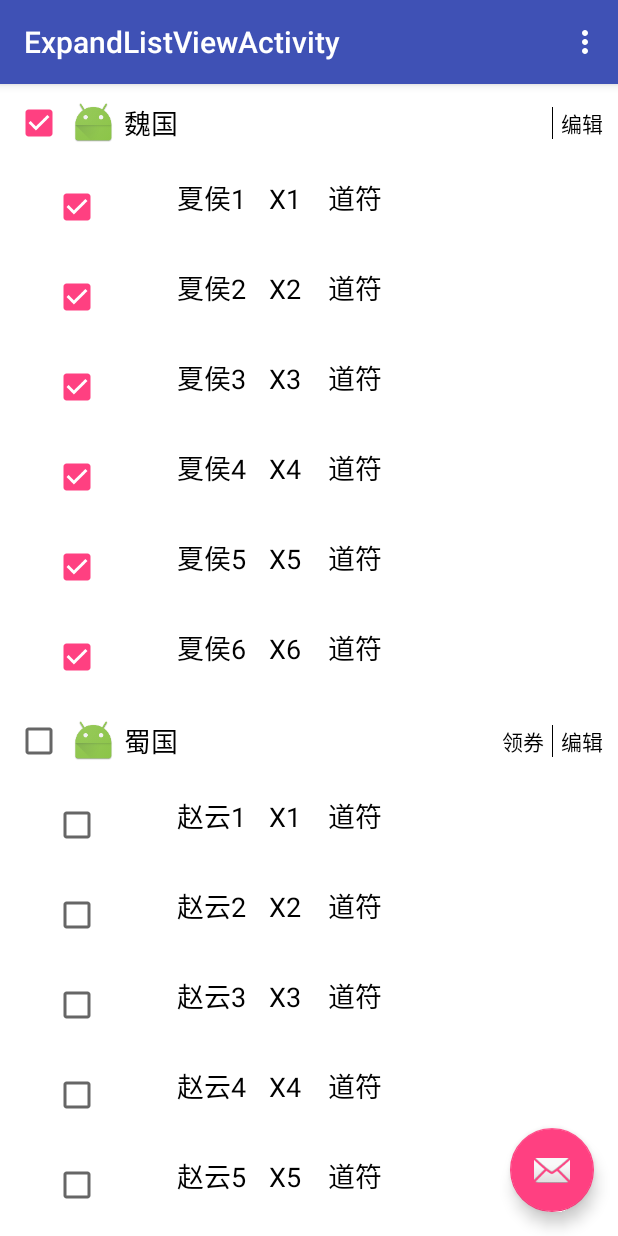
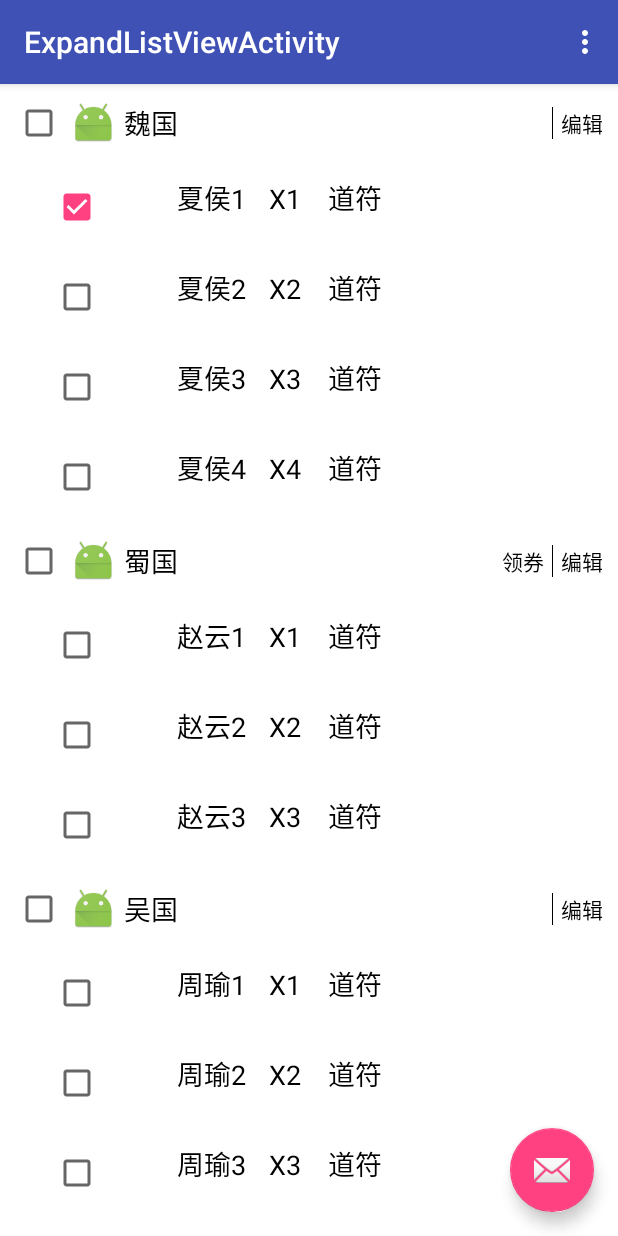
Before and after one commit to 1181631922/Nested, an Android app: the ExpandListViewActivity screen opened directly, with no data from a screen before it, in the options menu, after a tap on "Settings", on a phone screen of 412 x 824 dp. Run offline under Robolectric (Android 15) with nearby library versions, the phone set to English and light mode, and no system bars; libraries missing offline, so code that uses them is left out: com.facebook.drawee; plain views replace SimpleDraweeView; pictures from the network do not load; 5 statements that could not run were skipped.

Commit message:
完成expandlistview的demo

```diff
--- a/app/src/main/java/com/fanyafeng/nested/ExpandListView/ExpandAdapter.java
+++ b/app/src/main/java/com/fanyafeng/nested/ExpandListView/ExpandAdapter.java
@@ -216,7 +216,7 @@
             childHolder.check_child.setChecked(false);
         }
 
-        childHolder.check_child.setOnCheckedChangeListener(new ChildCheckChange(groupPosition, childPosition));
+        childHolder.check_child.setOnClickListener(new ChildClick(groupPosition, childPosition));
         if (expandBeanList.get(groupPosition).getGroup().isGroupIsEdit()) {
             childHolder.tv_done_edit.setVisibility(View.GONE);
             childHolder.layout_is_edit.setVisibility(View.VISIBLE);
@@ -249,20 +249,21 @@
         return convertView;
     }
 
-    class ChildCheckChange implements CompoundButton.OnCheckedChangeListener {
+    class ChildClick implements View.OnClickListener {
         private int groupPosition;
         private int childPosition;
 
-        public ChildCheckChange(int groupPosition, int childPosition) {
+        public ChildClick(int groupPosition, int childPosition) {
             this.groupPosition = groupPosition;
             this.childPosition = childPosition;
         }
 
+
         @Override
-        public void onCheckedChanged(CompoundButton buttonView, boolean isChecked) {
+        public void onClick(View v) {
             int childCount = expandBeanList.get(groupPosition).getChild().size();
             boolean isAllSelect = true;
-            if (isChecked) {
+            if (!expandBeanList.get(groupPosition).getChild().get(childPosition).isChildIsChecked()) {
                 expandBeanList.get(groupPosition).getChild().get(childPosition).setChildIsChecked(true);
                 for (int i = 0; i < childCount; i++) {
                     if (!expandBeanList.get(groupPosition).getChild().get(i).isChildIsChecked()) {
--- a/app/src/main/java/com/fanyafeng/nested/ExpandListView/ExpandListViewActivity.java
+++ b/app/src/main/java/com/fanyafeng/nested/ExpandListView/ExpandListViewActivity.java
@@ -65,26 +65,28 @@
         expand_listview = (ExpandableListView) findViewById(R.id.expand_listview);
         expand_listview.setGroupIndicator(null);
 
-        String[] wei = new String[]{"夏侯淳", "甄姬", "许褚", "郭嘉", "司马", "杨修"};
-        String[] shu = new String[]{"马超", "张飞", "刘备", "诸葛亮", "黄月英", "赵云", "马谡"};
-        String[] wu = new String[]{"吕蒙", "陆逊", "孙权", "周瑜", "孙尚香"};
-
         List<ChildItemBean> weiChildItemBeanList = new ArrayList<>();
-        for (int i = 1; i <= 6; i++) {
+        for (int i = 1; i <= 4; i++) {
             ChildItemBean childItemBean = new ChildItemBean(false, imageUri, "夏侯" + i, i);
             weiChildItemBeanList.add(childItemBean);
         }
 
         List<ChildItemBean> shuChildItemBeanList = new ArrayList<>();
-        for (int i = 1; i <= 7; i++) {
+        for (int i = 1; i <= 3; i++) {
             ChildItemBean childItemBean = new ChildItemBean(false, imageUri, "赵云" + i, i);
             shuChildItemBeanList.add(childItemBean);
         }
 
         List<ChildItemBean> wuChildItemBeanList = new ArrayList<>();
-        for (int i = 1; i <= 5; i++) {
+        for (int i = 1; i <= 6; i++) {
             ChildItemBean childItemBean = new ChildItemBean(false, imageUri, "周瑜" + i, i);
             wuChildItemBeanList.add(childItemBean);
+        }
+
+        List<ChildItemBean> qunChildItemBeanList = new ArrayList<>();
+        for (int i = 1; i <= 5; i++) {
+            ChildItemBean childItemBean = new ChildItemBean(false, imageUri, "华佗" + i, i);
+            qunChildItemBeanList.add(childItemBean);
         }
 
         GroupItemBean groupItemBean0 = new GroupItemBean(false, imageUri, "魏国", false, false);
@@ -93,14 +95,12 @@
         GroupItemBean groupItemBean1 = new GroupItemBean(false, imageUri, "蜀国", true, false);
         ExpandBean expandBean1 = new ExpandBean(groupItemBean1, shuChildItemBeanList);
         expandBeanList.add(1, expandBean1);
-        GroupItemBean groupItemBean2 = new GroupItemBean(false, imageUri, "吴国", true, false);
+        GroupItemBean groupItemBean2 = new GroupItemBean(false, imageUri, "吴国", false, false);
         ExpandBean expandBean2 = new ExpandBean(groupItemBean2, wuChildItemBeanList);
         expandBeanList.add(2, expandBean2);
-        for (int i = 0; i < 4; i++) {
-            GroupItemBean groupItemBean3 = new GroupItemBean(false, imageUri, "吴国", false, false);
-            ExpandBean expandBean3 = new ExpandBean(groupItemBean3, wuChildItemBeanList);
-            expandBeanList.add(expandBean3);
-        }
+        GroupItemBean groupItemBean3 = new GroupItemBean(false, imageUri, "群国", true, false);
+        ExpandBean expandBean3 = new ExpandBean(groupItemBean3, qunChildItemBeanList);
+        expandBeanList.add(3, expandBean3);
 
     }
 
```
